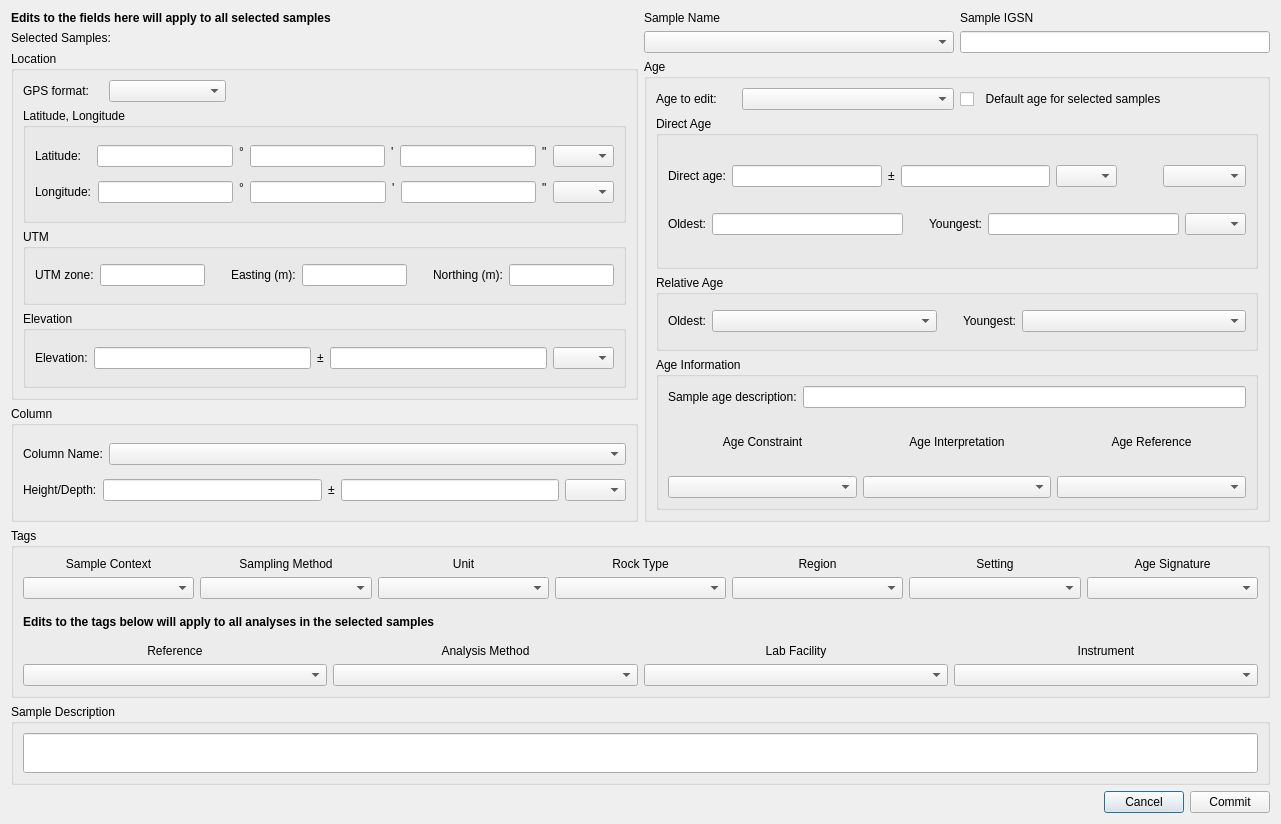
Before: the Qt Designer form ui/SampleInformation.ui in kathrynmetcalf/GeoCORK, drawn with Qt 5.
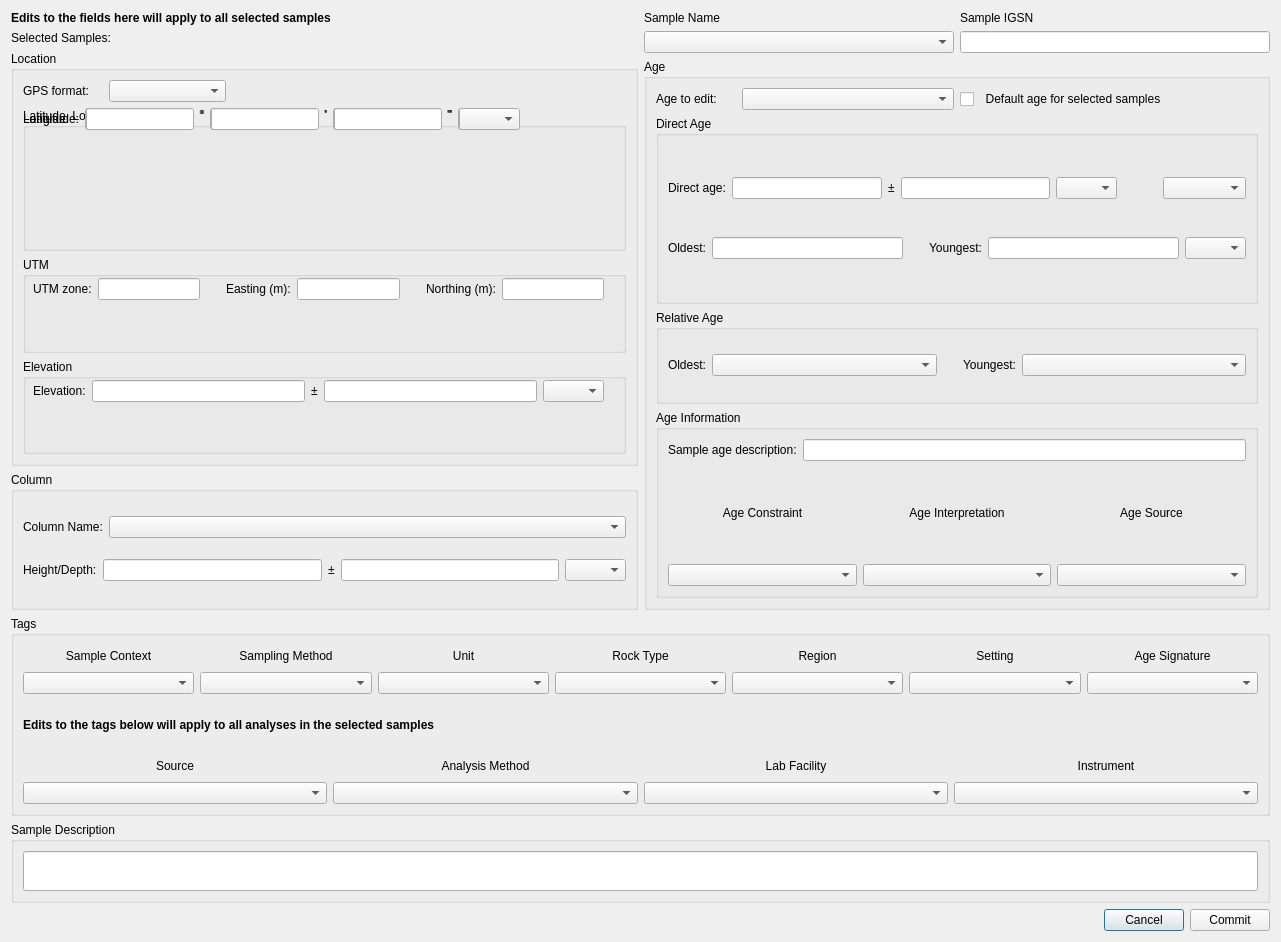
After: the same form once the commit is applied. Custom widgets are drawn as their Qt base class.

Commit message: Working on displaying and editing the Columns. New GPSFields.ui is a widget with all the GPS information and the accompanying .py file is how to handle the data given a list of selected Samples or Columns. New GPSDialog.py creates a dialog with the widget and handles clear, commit, and cancel buttons. EditTable checks if the column clicked has GPS in the heading and executes the GPSDialog. GPS values are being committed properly, but there is an error updating the EditTable view

Diff of the .ui file:
```diff
--- a/ui/SampleInformation.ui
+++ b/ui/SampleInformation.ui
@@ -7,7 +7,7 @@
     <x>0</x>
     <y>0</y>
     <width>1281</width>
-    <height>824</height>
+    <height>942</height>
    </rect>
   </property>
   <property name="sizePolicy">
@@ -29,7 +29,7 @@
    <item>
     <layout class="QHBoxLayout" name="horizontalLayout_17" stretch="1,1">
      <item>
-      <layout class="QVBoxLayout" name="verticalLayout_19" stretch="0,0,1">
+      <layout class="QVBoxLayout" name="verticalLayout_19" stretch="0,0,0">
        <item>
         <widget class="QLabel" name="label_3">
          <property name="font">
@@ -116,8 +116,7 @@
               <property name="title">
                <string>Latitude, Longitude</string>
               </property>
-              <layout class="QVBoxLayout" name="verticalLayout">
-               <item>
+              <widget class="QWidget" name="">
                 <layout class="QHBoxLayout" name="horizontalLayout">
                  <item>
                   <widget class="QLabel" name="latitude_label">
@@ -185,8 +184,8 @@
                   </widget>
                  </item>
                 </layout>
-               </item>
-               <item>
+              </widget>
+              <widget class="QWidget" name="">
                 <layout class="QHBoxLayout" name="horizontalLayout_2">
                  <item>
                   <widget class="QLabel" name="longitude_label">
@@ -254,8 +253,7 @@
                   </widget>
                  </item>
                 </layout>
-               </item>
-              </layout>
+              </widget>
              </widget>
             </item>
             <item>
@@ -269,8 +267,15 @@
               <property name="title">
                <string>UTM</string>
               </property>
-              <layout class="QVBoxLayout" name="verticalLayout_25">
-               <item>
+              <widget class="QWidget" name="layoutWidget">
+               <property name="geometry">
+                <rect>
+                 <x>10</x>
+                 <y>20</y>
+                 <width>571</width>
+                 <height>24</height>
+                </rect>
+               </property>
                 <layout class="QHBoxLayout" name="horizontalLayout_10">
                  <item>
                   <widget class="QLabel" name="utm_zone_label">
@@ -335,8 +340,7 @@
                   <widget class="QLineEdit" name="utm_n_lineEdit"/>
                  </item>
                 </layout>
-               </item>
-              </layout>
+              </widget>
              </widget>
             </item>
             <item>
@@ -350,8 +354,15 @@
               <property name="title">
                <string>Elevation</string>
               </property>
-              <layout class="QVBoxLayout" name="verticalLayout_26">
-               <item>
+              <widget class="QWidget" name="layoutWidget">
+               <property name="geometry">
+                <rect>
+                 <x>10</x>
+                 <y>20</y>
+                 <width>571</width>
+                 <height>24</height>
+                </rect>
+               </property>
                 <layout class="QHBoxLayout" name="horizontalLayout_4">
                  <item>
                   <widget class="QLabel" name="elevation_label">
@@ -396,8 +407,7 @@
                   </widget>
                  </item>
                 </layout>
-               </item>
-              </layout>
+              </widget>
              </widget>
             </item>
            </layout>
@@ -909,7 +919,7 @@
                <item row="0" column="2">
                 <widget class="QLabel" name="age_reference_label">
                  <property name="text">
-                  <string>Age Reference</string>
+                  <string>Age Source</string>
                  </property>
                  <property name="alignment">
                   <set>Qt::AlignCenter</set>
@@ -1082,7 +1092,7 @@
           <item>
            <widget class="QLabel" name="reference_label">
             <property name="text">
-             <string>Reference</string>
+             <string>Source</string>
             </property>
             <property name="alignment">
              <set>Qt::AlignCenter</set>
```
Left out of the diff: 12 changed lines with no effect on the pictures. Lines whose indentation alone changed are shown as unchanged. The commit also changes 13 other files.
